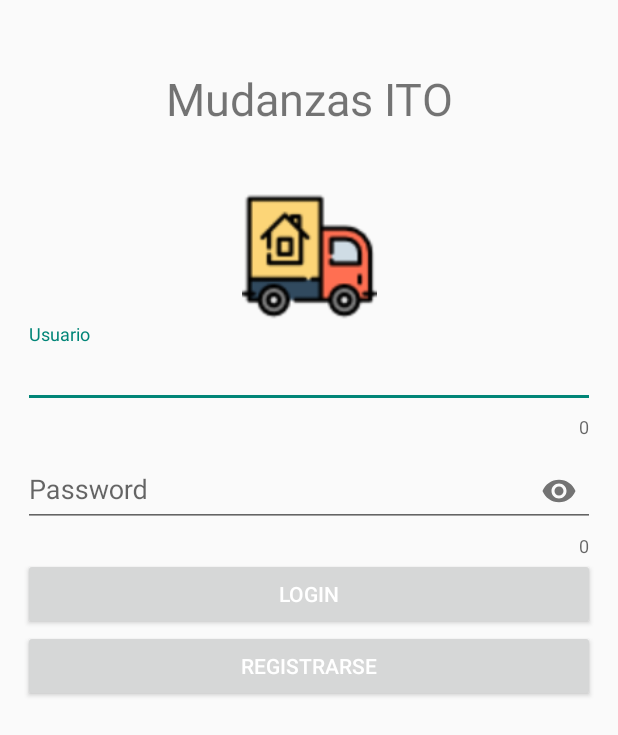
After one commit to araceli509/AppMudanza, an Android app: the Prestador_Servicio_Activity screen opened directly, with no data from a screen before it, on a phone screen of 412 x 824 dp. The commit adds this screen. Shown: the top 735 px of the screen. Run offline under Robolectric (Android 15) with nearby library versions, the phone set to English and light mode, and no system bars.

Commit message:
Login del prestador de servicio,creacion del fragment prestador servicio y creacion de la activity prestador servicio, diseño del login

```diff
--- a/app/build.gradle
+++ b/app/build.gradle
@@ -23,6 +23,9 @@
     implementation fileTree(dir: 'libs', include: ['*.jar'])
     implementation 'androidx.appcompat:appcompat:1.0.2'
     implementation 'androidx.constraintlayout:constraintlayout:1.1.3'
+    //libreria para el diseño del formulario de registro de prestador de servicios
+    implementation 'com.android.support:design:28.0.0'
+    implementation 'androidx.legacy:legacy-support-v4:1.0.0'
     testImplementation 'junit:junit:4.12'
     androidTestImplementation 'androidx.test.ext:junit:1.1.0'
     androidTestImplementation 'androidx.test.espresso:espresso-core:3.1.1'
--- a/app/src/main/AndroidManifest.xml
+++ b/app/src/main/AndroidManifest.xml
@@ -9,6 +9,9 @@
         android:roundIcon="@mipmap/ic_launcher_round"
         android:supportsRtl="true"
         android:theme="@style/AppTheme">
+        <activity android:name=".Prestador_Servicio_Activity"
+            android:theme="@style/Theme.AppCompat.Light.NoActionBar">
+        </activity>
         <activity android:name=".MainActivity">
             <intent-filter>
                 <action android:name="android.intent.action.MAIN" />
--- /dev/null
+++ b/app/src/main/java/com/example/appmudanzas/Login_Prestador_Servicio_Fragment.java
@@ -0,0 +1,110 @@
+package com.example.appmudanzas;
+
+import android.content.Context;
+import android.net.Uri;
+import android.os.Bundle;
+
+import androidx.fragment.app.Fragment;
+
+import android.view.LayoutInflater;
+import android.view.View;
+import android.view.ViewGroup;
+
+
+/**
+ * A simple {@link Fragment} subclass.
+ * Activities that contain this fragment must implement the
+ * {@link Login_Prestador_Servicio_Fragment.OnFragmentInteractionListener} interface
+ * to handle interaction events.
+ * Use the {@link Login_Prestador_Servicio_Fragment#newInstance} factory method to
+ * create an instance of this fragment.
+ */
+public class Login_Prestador_Servicio_Fragment extends Fragment {
+    // TODO: Rename parameter arguments, choose names that match
+    // the fragment initialization parameters, e.g. ARG_ITEM_NUMBER
+    private static final String ARG_PARAM1 = "param1";
+    private static final String ARG_PARAM2 = "param2";
+
+    // TODO: Rename and change types of parameters
+    private String mParam1;
+    private String mParam2;
+
+    private OnFragmentInteractionListener mListener;
+
+    public Login_Prestador_Servicio_Fragment() {
+        // Required empty public constructor
+    }
+
+    /**
+     * Use this factory method to create a new instance of
+     * this fragment using the provided parameters.
+     *
+     * @param param1 Parameter 1.
+     * @param param2 Parameter 2.
+     * @return A new instance of fragment Login_Prestador_Servicio_Fragment.
+     */
+    // TODO: Rename and change types and number of parameters
+    public static Login_Prestador_Servicio_Fragment newInstance(String param1, String param2) {
+        Login_Prestador_Servicio_Fragment fragment = new Login_Prestador_Servicio_Fragment();
+        Bundle args = new Bundle();
+        args.putString(ARG_PARAM1, param1);
+        args.putString(ARG_PARAM2, param2);
+        fragment.setArguments(args);
+        return fragment;
+    }
+
+    @Override
+    public void onCreate(Bundle savedInstanceState) {
+        super.onCreate(savedInstanceState);
+        if (getArguments() != null) {
+            mParam1 = getArguments().getString(ARG_PARAM1);
+            mParam2 = getArguments().getString(ARG_PARAM2);
+        }
+    }
+
+    @Override
+    public View onCreateView(LayoutInflater inflater, ViewGroup container,
+                             Bundle savedInstanceState) {
+        // Inflate the layout for this fragment
+        return inflater.inflate(R.layout.fragment_login__prestador__servicio_, container, false);
+    }
+
+    // TODO: Rename method, update argument and hook method into UI event
+    public void onButtonPressed(Uri uri) {
+        if (mListener != null) {
+            mListener.onFragmentInteraction(uri);
+        }
+    }
+
+    @Override
+    public void onAttach(Context context) {
+        super.onAttach(context);
+        if (context instanceof OnFragmentInteractionListener) {
+            mListener = (OnFragmentInteractionListener) context;
+        } else {
+            throw new RuntimeException(context.toString()
+                    + " must implement OnFragmentInteractionListener");
+        }
+    }
+
+    @Override
+    public void onDetach() {
+        super.onDetach();
+        mListener = null;
+    }
+
+    /**
+     * This interface must be implemented by activities that contain this
+     * fragment to allow an interaction in this fragment to be communicated
+     * to the activity and potentially other fragments contained in that
+     * activity.
+     * <p>
+     * See the Android Training lesson <a href=
+     * "http://developer.android.com/training/basics/fragments/communicating.html"
+     * >Communicating with Other Fragments</a> for more information.
+     */
+    public interface OnFragmentInteractionListener {
+        // TODO: Update argument type and name
+        void onFragmentInteraction(Uri uri);
+    }
+}
--- a/app/src/main/java/com/example/appmudanzas/MainActivity.java
+++ b/app/src/main/java/com/example/appmudanzas/MainActivity.java
@@ -2,22 +2,31 @@
 
 import androidx.appcompat.app.AppCompatActivity;
 
+import android.content.Intent;
 import android.os.Bundle;
 import android.util.Log;
+import android.view.View;
+import android.widget.Button;
 //araceli
 
 public class MainActivity extends AppCompatActivity {
-
+    private Button btn_prestador_servicio;
     @Override
     protected void onCreate(Bundle savedInstanceState) {
         super.onCreate(savedInstanceState);
         setContentView(R.layout.activity_main);
+        btn_prestador_servicio=findViewById(R.id.btn_prestador_servicio);
+        btn_prestador_servicio.setOnClickListener(new View.OnClickListener() {
+            @Override
+            public void onClick(View v) {
+                Intent i= new Intent(getApplicationContext(),Prestador_Servicio_Activity.class);
+                startActivity(i);
+            }
+        });
         primercommitjulian();
     }
 
     protected void hola(){
-
-
 
     }
     protected void numero(){
--- /dev/null
+++ b/app/src/main/java/com/example/appmudanzas/Prestador_Servicio_Activity.java
@@ -0,0 +1,23 @@
+package com.example.appmudanzas;
+
+import androidx.appcompat.app.AppCompatActivity;
+
+import android.net.Uri;
+import android.os.Bundle;
+
+public class Prestador_Servicio_Activity extends AppCompatActivity implements Login_Prestador_Servicio_Fragment.OnFragmentInteractionListener {
+
+    @Override
+    protected void onCreate(Bundle savedInstanceState) {
+        super.onCreate(savedInstanceState);
+        setContentView(R.layout.activity_prestador__servicio_);
+
+        Login_Prestador_Servicio_Fragment fragment1= new Login_Prestador_Servicio_Fragment();
+        getSupportFragmentManager().beginTransaction().add(R.id.contenedor,fragment1).commit();
+    }
+
+    @Override
+    public void onFragmentInteraction(Uri uri) {
+
+    }
+}
--- a/app/src/main/res/layout/activity_main.xml
+++ b/app/src/main/res/layout/activity_main.xml
@@ -15,4 +15,16 @@
         app:layout_constraintRight_toRightOf="parent"
         app:layout_constraintTop_toTopOf="parent" />
 
+    <Button
+        android:id="@+id/btn_prestador_servicio"
+        android:layout_width="wrap_content"
+        android:layout_height="wrap_content"
+        android:text="Prestador de servicios"
+        app:layout_constraintBottom_toBottomOf="parent"
+        app:layout_constraintEnd_toEndOf="parent"
+        app:layout_constraintHorizontal_bias="0.498"
+        app:layout_constraintStart_toStartOf="parent"
+        app:layout_constraintTop_toTopOf="parent"
+        app:layout_constraintVertical_bias="0.616" />
+
 </androidx.constraintlayout.widget.ConstraintLayout>
--- /dev/null
+++ b/app/src/main/res/layout/activity_prestador__servicio_.xml
@@ -0,0 +1,15 @@
+<?xml version="1.0" encoding="utf-8"?>
+<LinearLayout xmlns:android="http://schemas.android.com/apk/res/android"
+    xmlns:app="http://schemas.android.com/apk/res-auto"
+    xmlns:tools="http://schemas.android.com/tools"
+    android:layout_width="match_parent"
+    android:layout_height="match_parent"
+    tools:context=".Prestador_Servicio_Activity">
+
+    <FrameLayout
+        android:layout_width="match_parent"
+        android:layout_height="match_parent"
+        android:id="@+id/contenedor"
+        />
+
+</LinearLayout>
--- /dev/null
+++ b/app/src/main/res/layout/fragment_login__prestador__servicio_.xml
@@ -0,0 +1,77 @@
+<?xml version="1.0" encoding="utf-8"?>
+<FrameLayout xmlns:android="http://schemas.android.com/apk/res/android"
+    xmlns:tools="http://schemas.android.com/tools"
+    android:layout_width="match_parent"
+    android:layout_height="match_parent"
+    xmlns:app="http://schemas.android.com/apk/res-auto"
+    tools:context=".Login_Prestador_Servicio_Fragment">
+
+    <LinearLayout
+        android:layout_width="match_parent"
+        android:layout_height="match_parent"
+        android:gravity="center_horizontal"
+        android:orientation="vertical"
+        android:padding="15dp"
+        android:layout_marginTop="30dp">
+
+        <TextView
+            android:layout_width="match_parent"
+            android:layout_height="wrap_content"
+            android:text="Mudanzas ITO"
+            android:gravity="center"
+            android:textSize="30dp"/>
+
+        <ImageView
+            android:id="@+id/imageView"
+            android:layout_width="match_parent"
+            android:layout_height="90dp"
+            android:src="@drawable/img_mudanza"
+            android:layout_marginTop="40dp"/>
+
+       <com.google.android.material.textfield.TextInputLayout
+           android:layout_width="match_parent"
+           android:layout_height="wrap_content"
+           app:errorEnabled="true"
+           app:counterEnabled="true"
+           android:id="@+id/usuario_prestador">
+
+           <com.google.android.material.textfield.TextInputEditText
+               android:layout_width="match_parent"
+               android:layout_height="wrap_content"
+               android:hint="Usuario"
+               android:inputType="text"
+               />
+       </com.google.android.material.textfield.TextInputLayout>
+
+        <com.google.android.material.textfield.TextInputLayout
+            android:layout_width="match_parent"
+            android:layout_height="wrap_content"
+            app:errorEnabled="true"
+            app:counterEnabled="true"
+            app:passwordToggleEnabled="true"
+            android:id="@+id/password_prestador">
+
+            <com.google.android.material.textfield.TextInputEditText
+                android:layout_width="match_parent"
+                android:layout_height="wrap_content"
+                android:hint="Password"
+                android:inputType="textPassword"
+                />
+        </com.google.android.material.textfield.TextInputLayout>
+
+        <Button
+            android:id="@+id/btn_login_prestador"
+            android:layout_width="match_parent"
+            android:layout_height="wrap_content"
+            android:text="Login"
+            android:textColor="@android:color/white" />
+
+        <Button
+            android:layout_width="match_parent"
+            android:layout_height="wrap_content"
+            android:text="Registrarse"
+            android:textColor="@android:color/white"/>
+
+    </LinearLayout>
+
+</FrameLayout>
--- a/app/src/main/res/values/strings.xml
+++ b/app/src/main/res/values/strings.xml
@@ -1,3 +1,6 @@
 <resources>
     <string name="app_name">AppMudanzas</string>
+
+    <!-- TODO: Remove or change this placeholder text -->
+    <string name="hello_blank_fragment">Hello blank fragment</string>
 </resources>
```
Also changed, not shown: app/src/main/res/drawable/img_mudanza.png (added).
